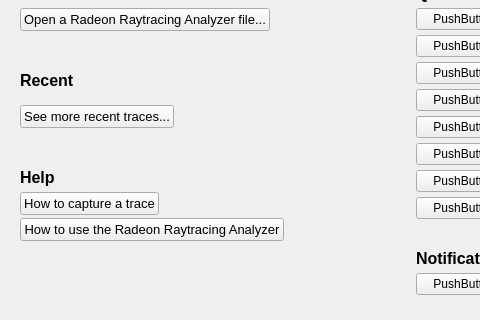
GPUOpen-Tools/radeon_raytracing_analyzer, file source/frontend/views/start/welcome_pane.ui: the form before one commit; both pictures show x 0 to 480 and y 101 to 421 of the 967 by 652 pixel window.
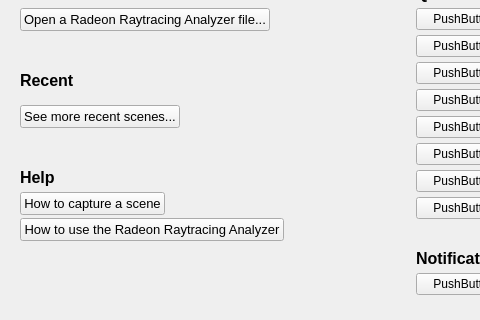
The form after the commit. Custom widgets are drawn as their Qt base class.

```diff
--- a/source/frontend/views/start/welcome_pane.ui
+++ b/source/frontend/views/start/welcome_pane.ui
@@ -223,7 +223,7 @@
           </font>
          </property>
          <property name="text">
-          <string>See more recent traces...</string>
+          <string>See more recent scenes...</string>
          </property>
         </widget>
        </item>
@@ -299,7 +299,7 @@
             </font>
            </property>
            <property name="text">
-            <string>How to capture a trace</string>
+            <string>How to capture a scene</string>
            </property>
           </widget>
          </item>
```
